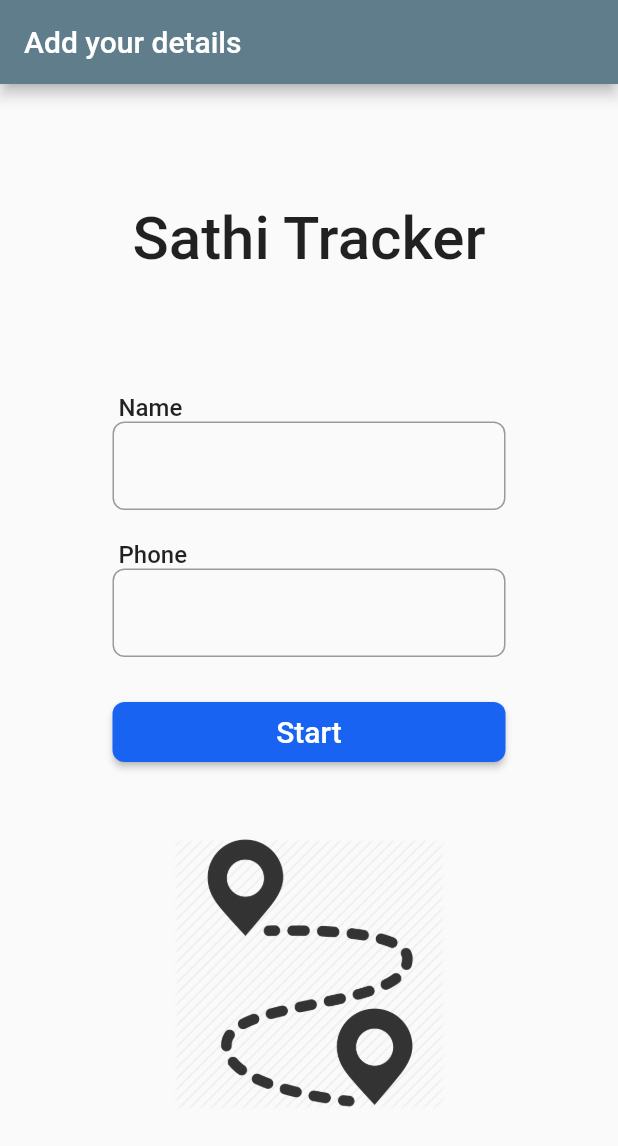
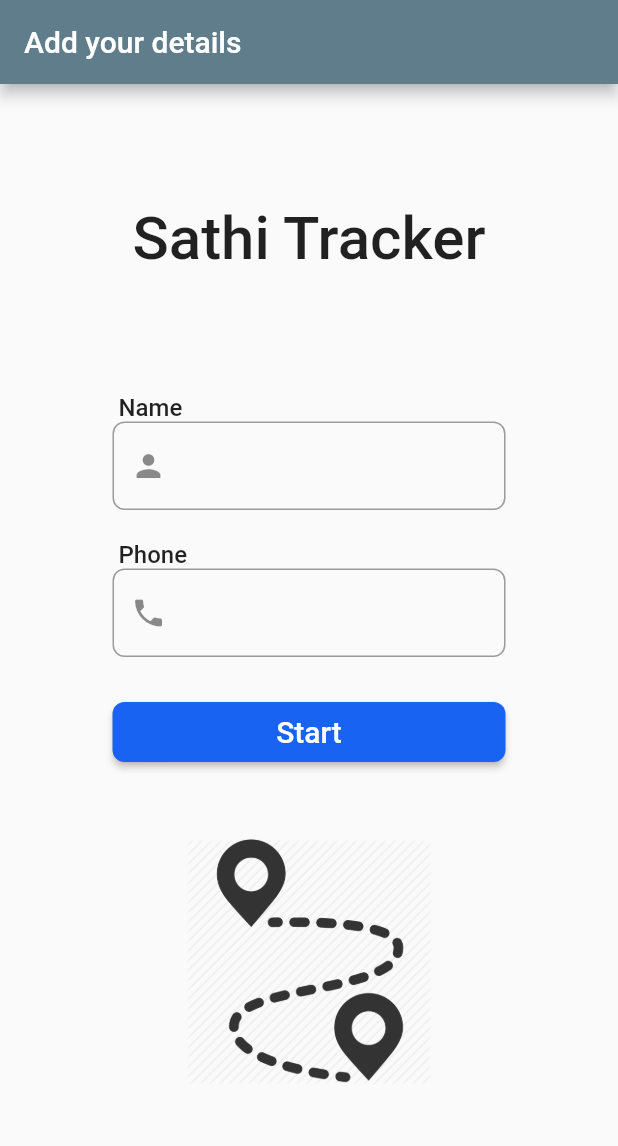
Before and after one commit to YashTayal04/sathi-tracker, a Flutter app: the screen it shows after launch, on a phone screen of 412 x 824 dp. Shown: the top 1146 px of the screen. Run offline on Flutter 3.47's test engine with Material 2 defaults, Android fonts, the phone set to English and light mode, and no system bars.

Commit message:
image correction
added prefix icons in textfield and some correction in image width and  height.

```diff
--- a/lib/firstscreen.dart
+++ b/lib/firstscreen.dart
@@ -39,6 +39,7 @@ class MainScreen extends StatelessWidget {
                       padding: EdgeInsets.fromLTRB(0, 0, 0, 20),
                       child: TextField(
                         decoration: InputDecoration(
+                          prefixIcon: Icon(Icons.person),
                           border: OutlineInputBorder(
                             borderRadius: const BorderRadius.all(
                               const Radius.circular(8),
@@ -58,6 +59,7 @@ class MainScreen extends StatelessWidget {
                       padding: EdgeInsets.fromLTRB(0, 0, 0, 30),
                       child: TextField(
                         decoration: InputDecoration(
+                          prefixIcon: Icon(Icons.phone),
                           border: OutlineInputBorder(
                             borderRadius: const BorderRadius.all(
                               const Radius.circular(8),
--- a/lib/image_banner.dart
+++ b/lib/image_banner.dart
@@ -10,9 +10,10 @@ class ImageBanner extends StatelessWidget {
 
   Widget build(BuildContext context) {
     return Container(
+      padding: EdgeInsets.fromLTRB(75.0, 0.0, 75.0, 0.0),
       constraints: BoxConstraints.expand(
-        height: 0.22* MediaQuery.of(context).size.height,
-        width: 0.22 * MediaQuery.of(context).size.width,
+        height: 0.20* MediaQuery.of(context).size.height,
+        width: 0.20 * MediaQuery.of(context).size.width,
       ),
       child:Image.asset(
         _assetPath,
--- a/lib/secondscreen.dart
+++ b/lib/secondscreen.dart
@@ -36,6 +36,7 @@ class SecondScreen extends StatelessWidget {
                     padding: EdgeInsets.fromLTRB(0, 0, 0, 20),
                     child: TextField(
                       decoration: InputDecoration(
+                        // prefixIcon: Icon(Icons.keyboard),
                         border: OutlineInputBorder(
                           borderRadius: const BorderRadius.all(
                             const Radius.circular(8),
```
